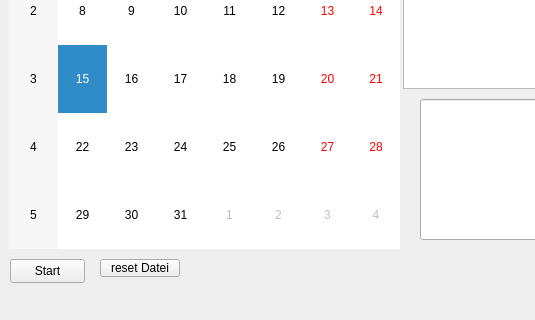
Qt form OrgaNicer/organicer.ui (Dirkoonk/OrgaNicer) before a commit; both pictures show x 0 to 535 and y 280 to 600 of the 800 by 600 pixel window.
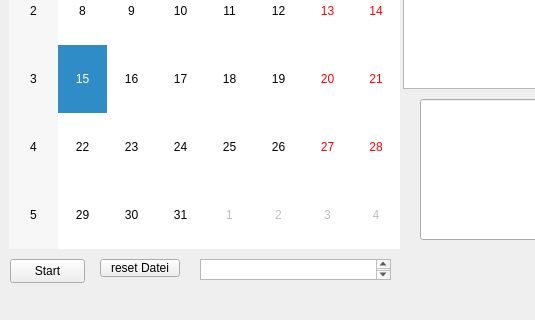
The same form after that commit.

Commit message: Initialisierung verbessert. Kann nur einmal gemacht werden

```diff
--- a/OrgaNicer/organicer.ui
+++ b/OrgaNicer/organicer.ui
@@ -70,6 +70,16 @@
      <string>Start</string>
     </property>
    </widget>
+   <widget class="QTextBrowser" name="textBrowser">
+    <property name="geometry">
+     <rect>
+      <x>200</x>
+      <y>520</y>
+      <width>191</width>
+      <height>21</height>
+     </rect>
+    </property>
+   </widget>
   </widget>
   <widget class="QMenuBar" name="menubar">
    <property name="geometry">
```
Left out of the diff: 2 changed lines with no effect on the pictures. The commit also changes 1 other file.
